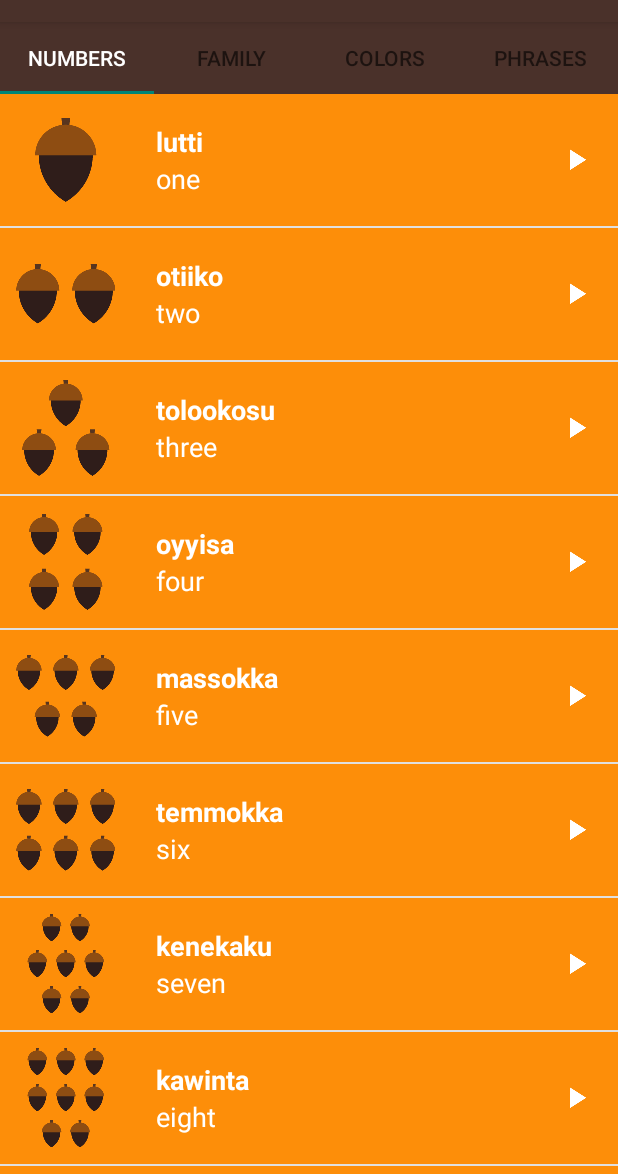
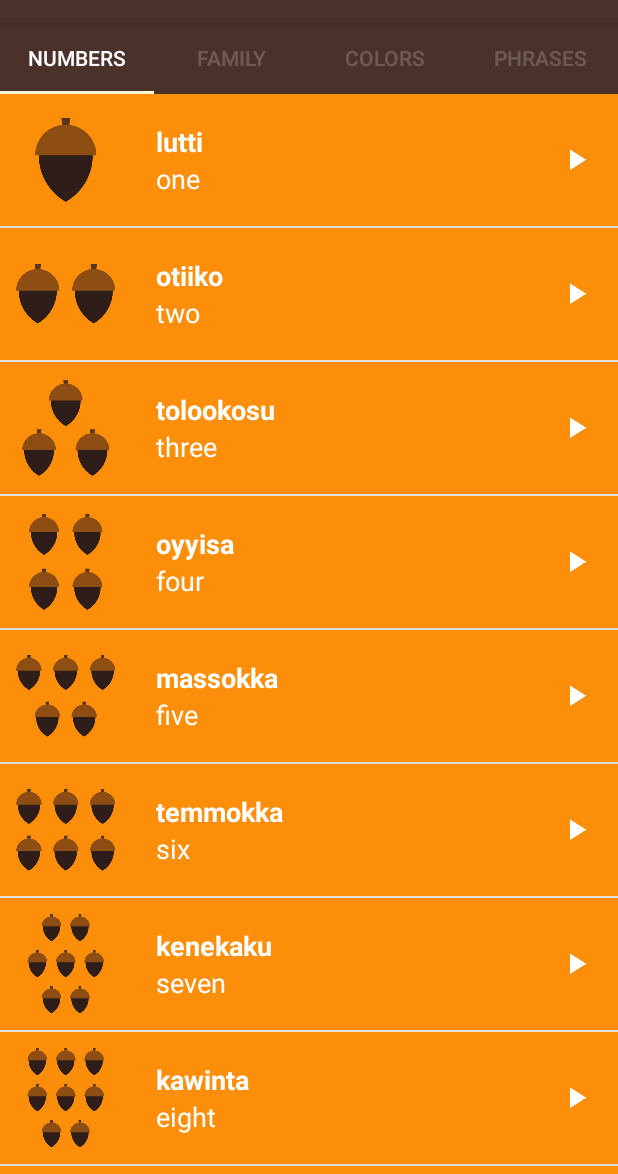
Before and after one commit to ID2GO/Gide2GO, an Android app: the screen it shows after launch (MainActivity), on a phone screen of 412 x 824 dp, the part 62-1236 px from its top. Run offline under Robolectric (Android 15) with nearby library versions, the phone set to English and light mode, and no system bars; 2 statements that could not run were skipped.

Commit message:
Changed color of inactive Tabs to transparent white Changed Tabs slider to cream white

```diff
--- a/app/src/main/res/layout/activity_main.xml
+++ b/app/src/main/res/layout/activity_main.xml
@@ -26,8 +26,10 @@
         android:layout_width="match_parent"
         android:layout_height="wrap_content"
         android:background="@color/primary_color"
+        app:tabIndicatorColor="@color/tan_background"
         app:tabMode="fixed"
-        app:tabSelectedTextColor="@android:color/white" />
+        app:tabSelectedTextColor="@android:color/white"
+        app:tabTextAppearance="@style/TabTextAppearance" />
 
     <android.support.v4.view.ViewPager
         android:id="@+id/viewpager"
--- a/app/src/main/res/values/colors.xml
+++ b/app/src/main/res/values/colors.xml
@@ -21,7 +21,7 @@
     <color name="primary_dark_color">#2F1D1A</color>
 
     <!-- Background color for app -->
-    <color name="tan_background">#FFF7DA</color>
+    <color name="tan_background">#fff7da</color>
 
     <!-- Background color for the numbers category -->
     <color name="category_numbers">#FD8E09</color>
@@ -34,4 +34,7 @@
 
     <!-- Background color for the phrases category -->
     <color name="category_phrases">#16AFCA</color>
+
+    <color name="color_white_semitransparent">#33FFFFFF</color>
+
 </resources>
--- a/app/src/main/res/values/dimens.xml
+++ b/app/src/main/res/values/dimens.xml
@@ -15,6 +15,8 @@
 <resources>
     <!-- Height of each list item -->
     <dimen name="list_item_height">88dp</dimen>
+    <!-- Max width of the tabs & slider -->
+    <dimen name="tab_max_width">88dp</dimen>
     <!-- Default screen margins, per the Android Design guidelines. -->
     <dimen name="activity_horizontal_margin">16dp</dimen>
     <dimen name="activity_vertical_margin">16dp</dimen>
--- a/app/src/main/res/values/styles.xml
+++ b/app/src/main/res/values/styles.xml
@@ -30,4 +30,21 @@
         <item name="android:textStyle">bold</item>
         <item name="android:textAppearance">?android:textAppearanceMedium</item>
     </style>
+
+
+    <style name="TabLayoutStyle" parent="Widget.Design.TabLayout">
+        <item name="tabMaxWidth">@dimen/tab_max_width</item>
+        <item name="tabIndicatorHeight">2dp</item>
+        <item name="tabPaddingStart">8dp</item>
+        <item name="tabPaddingEnd">8dp</item>
+        <item name="tabBackground">?attr/selectableItemBackground</item>
+        <item name="tabTextAppearance">@style/TabTextAppearance</item>
+        <item name="tabSelectedTextColor">@android:color/white</item>
+    </style>
+
+    <style name="TabTextAppearance" parent="TextAppearance.Design.Tab">
+        <item name="android:textSize">14sp</item>
+        <item name="android:textColor">@color/color_white_semitransparent</item>
+        <item name="textAllCaps">true</item>
+    </style>
 </resources>
```
